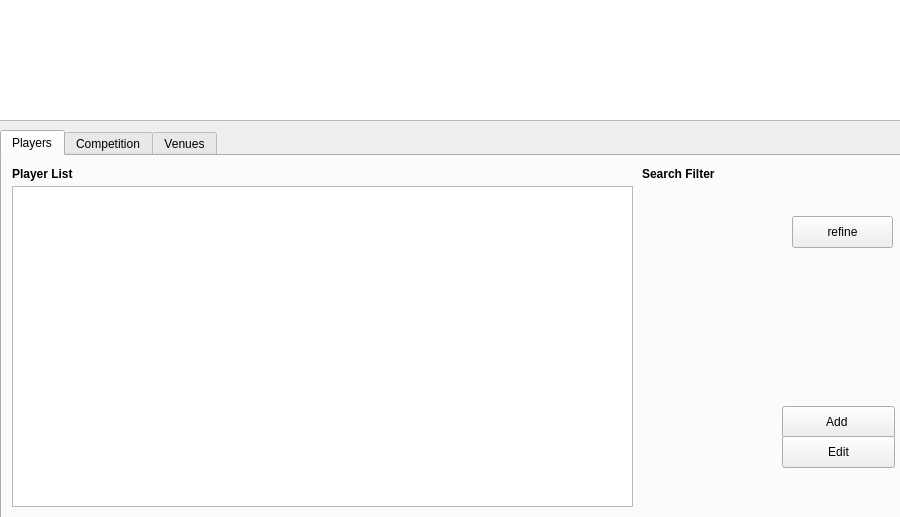
First picture: the form in mainwindow.ui, repository stefanmarjanovic/Comp, before the edit.
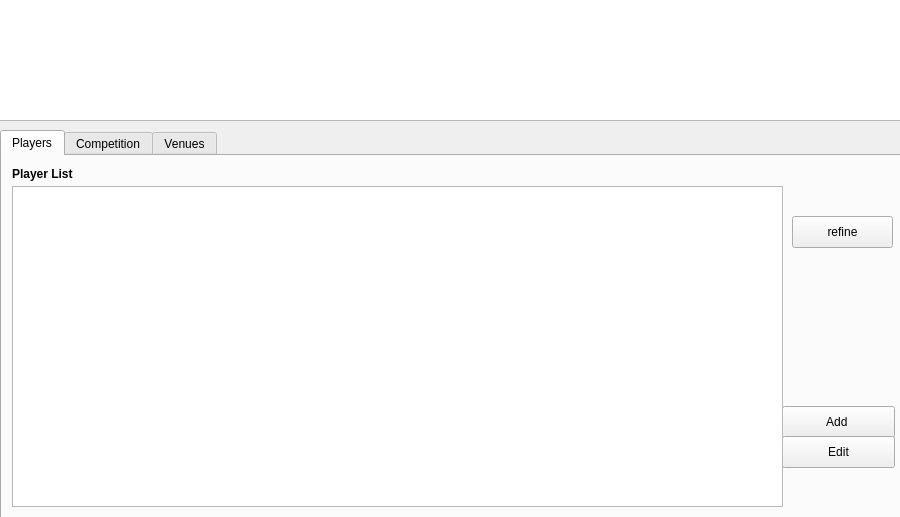
Second picture: the form after the edit. Icons and pictures are not drawn.

Patch:
```diff
--- a/mainwindow.ui
+++ b/mainwindow.ui
@@ -100,25 +100,6 @@
        <string>Edit</string>
       </property>
      </widget>
-     <widget class="QLabel" name="label">
-      <property name="geometry">
-       <rect>
-        <x>640</x>
-        <y>10</y>
-        <width>81</width>
-        <height>16</height>
-       </rect>
-      </property>
-      <property name="font">
-       <font>
-        <weight>75</weight>
-        <bold>true</bold>
-       </font>
-      </property>
-      <property name="text">
-       <string>Search Filter</string>
-      </property>
-     </widget>
      <widget class="QLabel" name="label_5">
       <property name="geometry">
        <rect>
@@ -143,10 +124,25 @@
        <rect>
         <x>10</x>
         <y>30</y>
-        <width>621</width>
+        <width>771</width>
         <height>321</height>
        </rect>
       </property>
+      <property name="showGrid">
+       <bool>true</bool>
+      </property>
+      <property name="gridStyle">
+       <enum>Qt::SolidLine</enum>
+      </property>
+      <attribute name="horizontalHeaderDefaultSectionSize">
+       <number>100</number>
+      </attribute>
+      <attribute name="horizontalHeaderStretchLastSection">
+       <bool>false</bool>
+      </attribute>
+      <attribute name="verticalHeaderVisible">
+       <bool>false</bool>
+      </attribute>
      </widget>
      <widget class="QPushButton" name="Refine">
       <property name="geometry">
```
